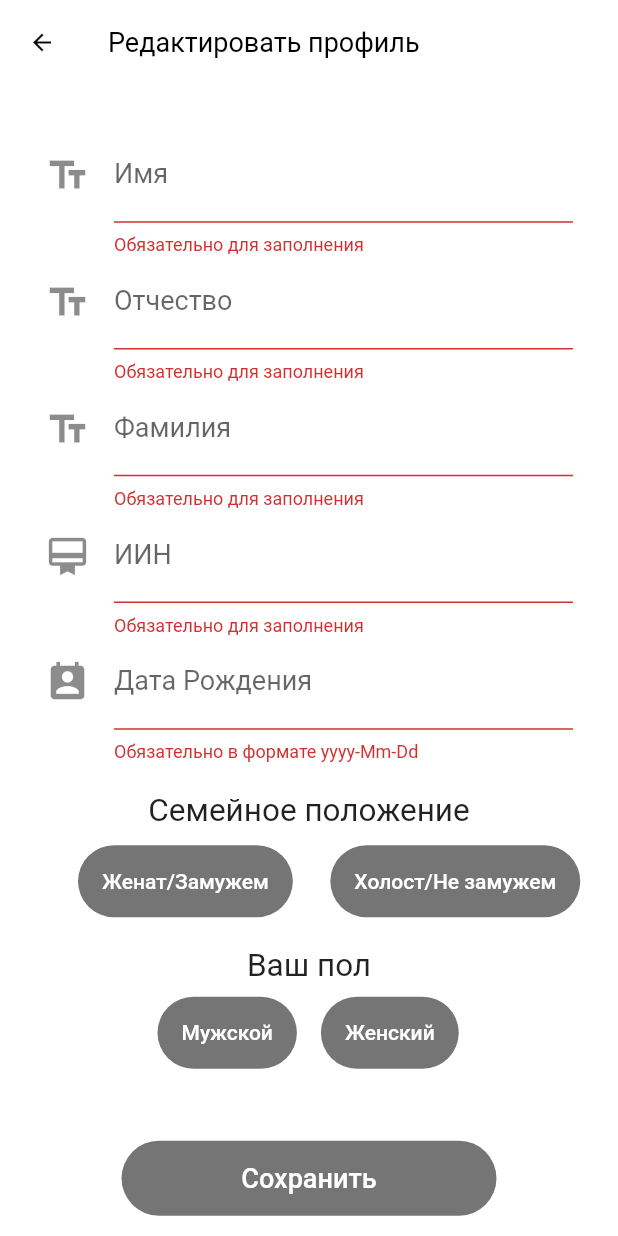
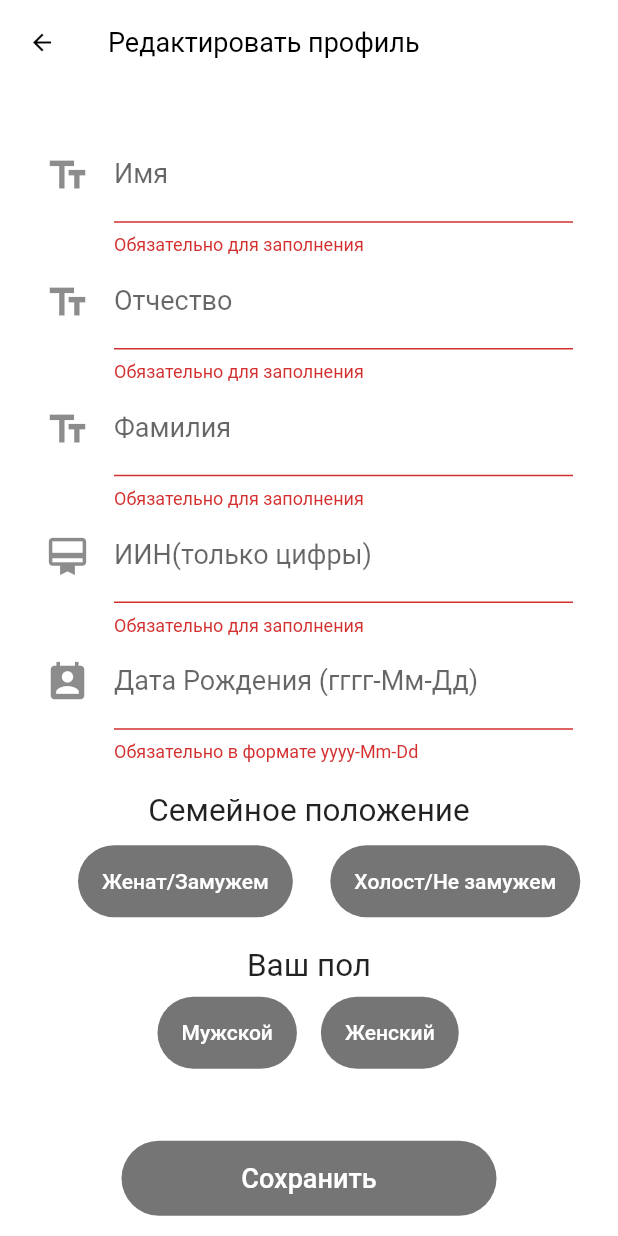
Before and after one commit to azamatig/tsadv_app, a Flutter app: the EditProfileScreen screen opened directly with empty values, after a tap on "Сохранить", on a phone screen of 412 x 824 dp. Run offline on Flutter 3.47's test engine with Material 2 defaults, Android fonts, the phone set to English and light mode, and no system bars; our stand-ins replace cached_network_image, datetime_picker_formfield, flutter_local_notifications, flutter_swiper, shared_preferences, sqflite; missing offline and left inert: dropdownfield, oauth2; accounts and stored records are empty; network calls fail.

Commit message:
Радость чувашии!

```diff
--- a/lib/models/test_user_model.dart
+++ b/lib/models/test_user_model.dart
@@ -13,6 +13,7 @@ class UserTest {
   String id;
   String lastName;
   String maritalStatus;
+  String photo;
   String maritalStatusName;
   List<dynamic> education;
   List<dynamic> attachments;
@@ -29,6 +30,7 @@ class UserTest {
 
   UserTest({
     this.entityName,
+    this.photo,
     this.id,
     this.maritalStatus,
     this.maritalStatusName,
@@ -49,6 +51,7 @@ class UserTest {
 
   factory UserTest.fromMap(Map<String, dynamic> json) => UserTest(
         entityName: json["_entityName"],
+        photo: json["photo"],
         nationalityName: json["nationalityName"],
         id: json["id"],
         maritalStatus: json["maritalStatus"],
@@ -70,6 +73,7 @@ class UserTest {
   Map<String, dynamic> toMap() => {
         "_entityName": entityName,
         "nationalityName": nationalityName,
+        "photo": photo,
         "id": id,
         "maritalStatus": maritalStatus,
         "maritalStatusName": maritalStatusName,
--- a/lib/screens/edit_profile_screen.dart
+++ b/lib/screens/edit_profile_screen.dart
@@ -170,7 +170,7 @@ class _EditProfileScreenState extends State<EditProfileScreen> {
                           Icons.card_membership,
                           size: 30.0,
                         ),
-                        labelText: 'ИИН',
+                        labelText: 'ИИН(только цифры)',
                       ),
                       validator: (input) {
                         if (input.isEmpty) {
@@ -187,7 +187,7 @@ class _EditProfileScreenState extends State<EditProfileScreen> {
                           Icons.perm_contact_calendar,
                           size: 30.0,
                         ),
-                        labelText: 'Дата Рождения',
+                        labelText: 'Дата Рождения (гггг-Мм-Дд)',
                       ),
                       validator: (input) {
                         if (input.isEmpty) {
@@ -347,7 +347,7 @@ class _EditProfileScreenState extends State<EditProfileScreen> {
                             if (_formKey.currentState.validate()) {
                               // If the form is valid, display a updatus.
                               updaterUser(widget.info); //fun1
-                              print('Данные изменены');
+                              print('Success');
                             }
                           },
                           textColor: Colors.white,
--- a/lib/screens/userInfo/userInfoWidgets.dart
+++ b/lib/screens/userInfo/userInfoWidgets.dart
@@ -1,4 +1,5 @@
 import 'package:flutter/material.dart';
+import 'package:intl/intl.dart';
 import 'package:tsadv_app/models/test_user_model.dart';
 import 'package:tsadv_app/screens/menu_UI.dart';
 import 'package:tsadv_app/screens/request_absent/absent_create.dart';
@@ -8,6 +9,8 @@ import 'package:tsadv_app/utilities/PNetwork.dart';
 
 import '../edit_profile_screen.dart';
 import '../login_page.dart';
+
+final format = DateFormat("yyyy-MM-dd");
 
 Widget getUserInfoWidget() {
   return Container(
@@ -21,7 +24,7 @@ Widget getUserInfoWidget() {
                 height: 50,
                 width: 50,
                 child: CircularProgressIndicator(
-                  backgroundColor: Colors.orangeAccent,
+                  backgroundColor: Colors.white,
                 )),
           );
         }
@@ -236,7 +239,9 @@ Widget _ProfileScreenMain(BuildContext context, UserTest info) {
                           leading: Icon(Icons.date_range),
                         ),
                         ListTile(
-                          title: Text("ИИН"),
+                          title: Text(
+                            "ИИН",
+                          ),
                           subtitle: Text('${info.nationalIdentifier}'),
                           leading: Icon(Icons.perm_identity),
                         ),
```
